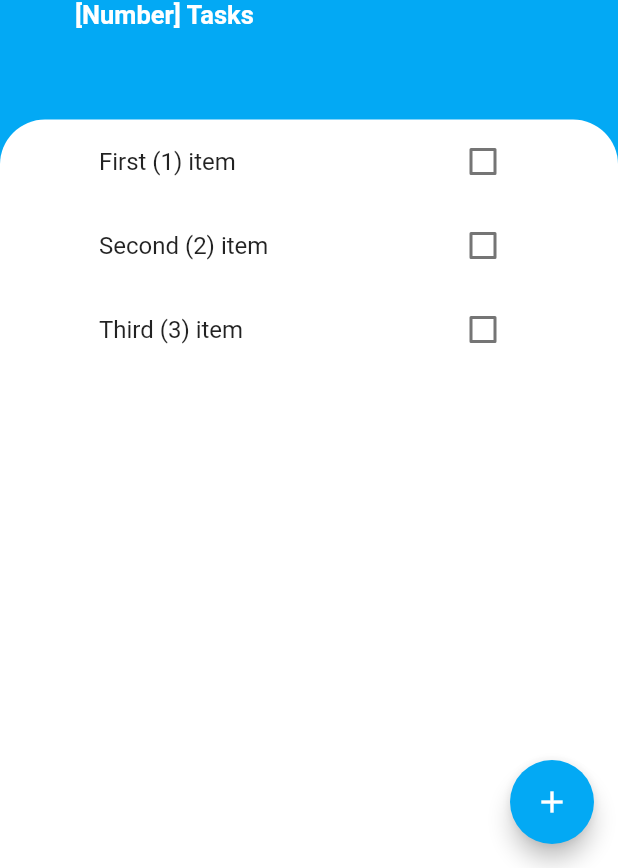
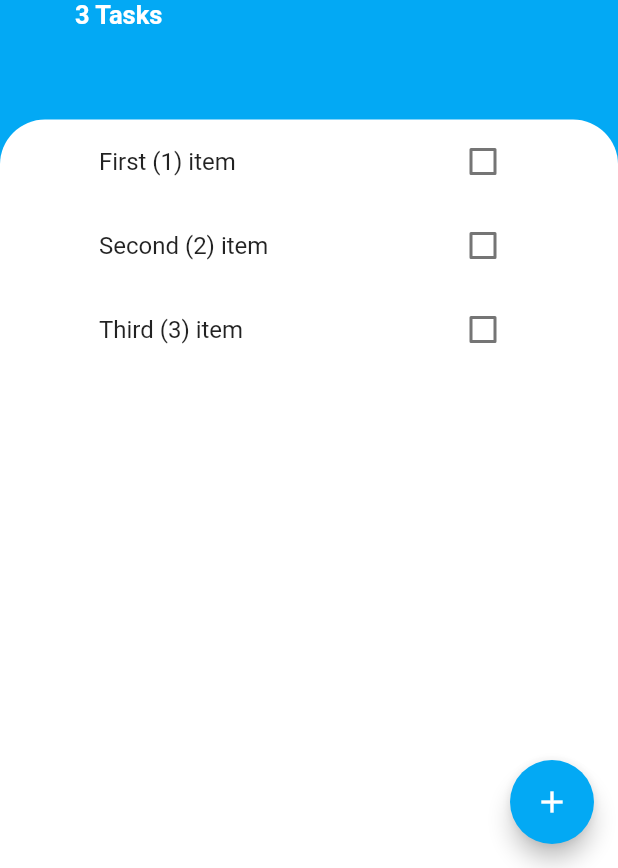
Before and after one commit to stefaniamak/flutter_course, a Flutter app: the screen it shows after launch, on a phone screen of 412 x 824 dp, the part 368-1236 px from its top. Run offline on Flutter 3.47's test engine with Material 2 defaults, Android fonts, the phone set to English and light mode, and no system bars; our stand-ins replace animated_text_kit, audioplayers, cloud_firestore, firebase_auth, firebase_core, flutter_spinkit and 4 more; accounts and stored records are empty.

Commit message:
fix(todoey): checkbox works again

```diff
--- a/todoey_flutter/lib/screens/tasks_screen.dart
+++ b/todoey_flutter/lib/screens/tasks_screen.dart
@@ -31,6 +31,7 @@ class _TasksScreenState extends State<TasksScreen> {
                   setState(() {
                     listData.addItem(newItemTitle);
                   });
+                  Navigator.pop(context);
                 },
               ),
             ),
@@ -70,7 +71,7 @@ class _TasksScreenState extends State<TasksScreen> {
                   ),
                 ),
                 Text(
-                  '[Number] Tasks',
+                  '${listData.getList().length} Tasks',
                   style: TextStyle(
                     fontSize: 17.0,
                     color: Colors.white,
@@ -89,11 +90,6 @@ class _TasksScreenState extends State<TasksScreen> {
                       BorderRadius.vertical(top: Radius.circular(30.0))),
               child: TaskList(
                 listData: listData.getList(),
-                updateList: (index) {
-                  setState(() {
-                    listData.getList()[index].done();
-                  });
-                },
               ),
             ),
           )
--- a/todoey_flutter/lib/widgets/task_list.dart
+++ b/todoey_flutter/lib/widgets/task_list.dart
@@ -3,23 +3,31 @@ import 'task_tile.dart';
 import 'package:todoey_flutter/models/task.dart';
 import 'package:todoey_flutter/utilities/list_data.dart';
 
-class TaskList extends StatelessWidget {
+class TaskList extends StatefulWidget {
   final List listData;
-  final Function updateList;
 
-  const TaskList({this.listData, this.updateList});
+  const TaskList({this.listData});
 
+  @override
+  _TaskListState createState() => _TaskListState();
+}
+
+class _TaskListState extends State<TaskList> {
   @override
   Widget build(BuildContext context) {
     return ListView.builder(
       itemBuilder: (context, index) {
         return TaskTile(
-          text: listData[index].title,
-          isChecked: listData[index].isDone,
-          checkboxCallback: updateList,
+          text: widget.listData[index].title,
+          isChecked: widget.listData[index].isDone,
+          checkboxCallback: (checkBoxState) {
+            setState(() {
+              widget.listData[index].done();
+            });
+          },
         );
       },
-      itemCount: listData.length,
+      itemCount: widget.listData.length,
     );
   }
 }
```
